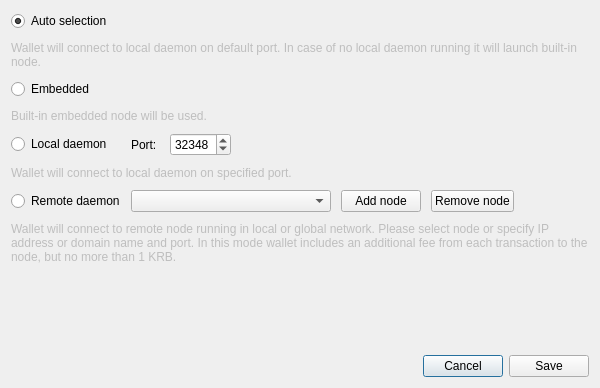
This is src/gui/ui/connectionsettingsdialog.ui in cryptonotefoundation/cryptonotewallet as Qt 5 draws it before an edit. The edited form follows.
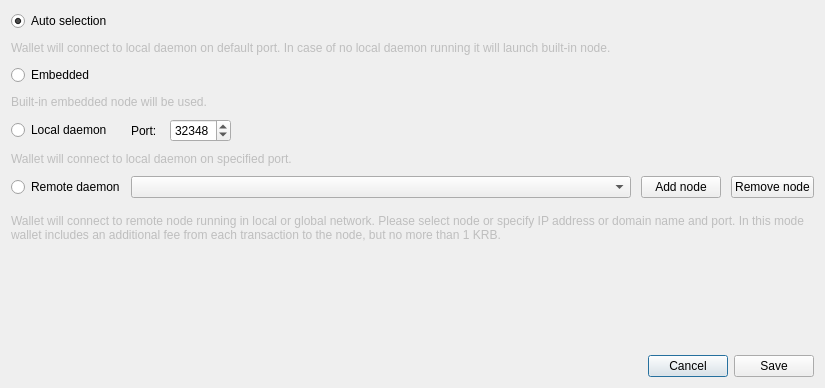
This is the edited form. Icons and pictures are not drawn.

```diff
--- a/src/gui/ui/connectionsettingsdialog.ui
+++ b/src/gui/ui/connectionsettingsdialog.ui
@@ -181,7 +181,7 @@
         <widget class="QComboBox" name="remoteNodesComboBox">
          <property name="minimumSize">
           <size>
-           <width>200</width>
+           <width>500</width>
            <height>0</height>
           </size>
          </property>
```
